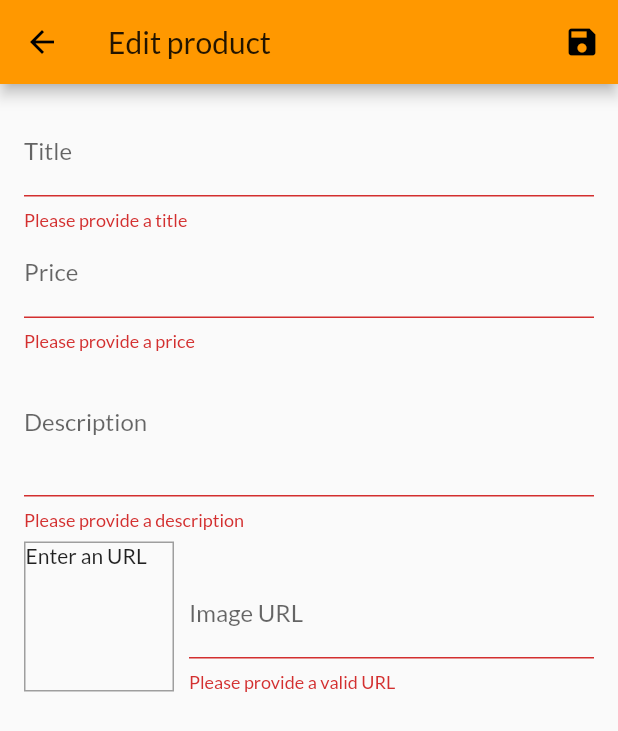
After one commit to chaoserene/shop-app, a Flutter app: the EditProductScreen screen opened by its route, after a tap on the "save" icon, on a phone screen of 412 x 824 dp. The commit adds this screen. Shown: the top 731 px of the screen. Run offline on Flutter 3.47's test engine with Material 2 defaults, Android fonts, the phone set to English and light mode, and no system bars; network calls fail.

Commit message:
added new product page

```diff
--- a/lib/main.dart
+++ b/lib/main.dart
@@ -4,9 +4,11 @@ import 'package:shop_mart/providers/cart_provider.dart';
 import 'package:shop_mart/providers/orders_provider.dart';
 import 'package:shop_mart/providers/products_provider.dart';
 import 'package:shop_mart/screens/cart_screen.dart';
+import 'package:shop_mart/screens/edit_product_screen.dart';
 import 'package:shop_mart/screens/orders_screen.dart';
 import 'package:shop_mart/screens/product_detail_screen.dart';
 import 'package:shop_mart/screens/products_overview_screen.dart';
+import 'package:shop_mart/screens/user_products_screen.dart';
 
 void main() {
   runApp(MyApp());
@@ -31,7 +33,9 @@ class MyApp extends StatelessWidget {
         routes: {
           ProductDetailScreen.routeName: (ctx) => ProductDetailScreen(),
           CartScreen.routeName: (ctx) => CartScreen(),
-          OrdersScreen.routeName: (ctx) => OrdersScreen()
+          OrdersScreen.routeName: (ctx) => OrdersScreen(),
+          UserProductsScreen.routeName: (ctx) => UserProductsScreen(),
+          EditProductScreen.routeName: (ctx) => EditProductScreen()
         },
       ),
     );
--- a/lib/providers/products_provider.dart
+++ b/lib/providers/products_provider.dart
@@ -49,7 +49,27 @@ class ProductsProvider with ChangeNotifier {
     return _items.firstWhere((element) => element.id == id);
   }
 
-  void addProduct() {
+  void addProduct(Product product) {
+    final newProduct = Product(
+        title: product.title,
+        price: product.price,
+        description: product.description,
+        imageUrl: product.imageUrl,
+        id: DateTime.now().toString());
+    _items.add(newProduct);
+    notifyListeners();
+  }
+
+  void updateProduct(Product product) {
+    final prodIndex = _items.indexWhere((element) => element.id == product.id);
+    if (prodIndex >= 0) {
+      _items[prodIndex] = product;
+      notifyListeners();
+    }
+  }
+
+  void deleteProduct(String productId) {
+    _items.removeWhere((element) => element.id == productId);
     notifyListeners();
   }
 }
--- /dev/null
+++ b/lib/screens/edit_product_screen.dart
@@ -0,0 +1,228 @@
+import 'package:flutter/material.dart';
+import 'package:provider/provider.dart';
+import 'package:shop_mart/providers/product.dart';
+import 'package:shop_mart/providers/products_provider.dart';
+
+class EditProductScreen extends StatefulWidget {
+  static const routeName = '/edit-product';
+  @override
+  _EditProductScreenState createState() => _EditProductScreenState();
+}
+
+class _EditProductScreenState extends State<EditProductScreen> {
+  final _priceFocusNode = FocusNode();
+  final _descriptionFocusNode = FocusNode();
+  final _imageUrlFocusNode = FocusNode();
+  final _imageUrlController = TextEditingController();
+  final _formKey = GlobalKey<FormState>();
+  var _productForm =
+      Product(id: null, title: '', price: 0, description: '', imageUrl: '');
+  var _isInit = true;
+  var _initValues = {
+    'title': '',
+    'description': '',
+    'price': '',
+    'imageUrl': ''
+  };
+
+  @override
+  void initState() {
+    _imageUrlFocusNode.addListener(_updateImageUrl);
+    super.initState();
+  }
+
+  @override
+  void didChangeDependencies() {
+    if (_isInit) {
+      final productId = ModalRoute.of(context).settings.arguments as String;
+      if (productId != null) {
+        _productForm = Provider.of<ProductsProvider>(context, listen: false)
+            .findById(productId);
+        _initValues = {
+          'title': _productForm.title,
+          'description': _productForm.description,
+          'price': _productForm.price.toString()
+        };
+        _imageUrlController.text = _productForm.imageUrl;
+      }
+    }
+
+    _isInit = false;
+    super.didChangeDependencies();
+  }
+
+  @override
+  void dispose() {
+    _imageUrlFocusNode.removeListener(_updateImageUrl);
+    _priceFocusNode.dispose();
+    _descriptionFocusNode.dispose();
+    _imageUrlController.dispose();
+    _imageUrlFocusNode.dispose();
+    super.dispose();
+  }
+
+  void _updateImageUrl() {
+    if (!_imageUrlFocusNode.hasFocus) {
+      setState(() {});
+    }
+  }
+
+  void _saveForm() {
+    if (_formKey.currentState.validate()) {
+      _formKey.currentState.save();
+      if (_productForm.id == null) {
+        Provider.of<ProductsProvider>(context, listen: false)
+            .addProduct(_productForm);
+      } else {
+        Provider.of<ProductsProvider>(context, listen: false)
+            .updateProduct(_productForm);
+      }
+
+      Navigator.of(context).pop();
+    }
+
+    return;
+  }
+
+  @override
+  Widget build(BuildContext context) {
+    return Scaffold(
+      appBar: AppBar(
+        title: Text('Edit product'),
+        actions: [
+          IconButton(
+            icon: Icon(Icons.save),
+            onPressed: _saveForm,
+          )
+        ],
+      ),
+      body: Padding(
+        padding: const EdgeInsets.all(16.0),
+        child: Form(
+          key: _formKey,
+          child: ListView(
+            children: [
+              TextFormField(
+                initialValue: _initValues['title'],
+                decoration: InputDecoration(labelText: 'Title'),
+                textInputAction: TextInputAction.next,
+                onFieldSubmitted: (_) {
+                  FocusScope.of(context).requestFocus(_priceFocusNode);
+                },
+                onSaved: (val) {
+                  _productForm = Product(
+                      title: val,
+                      price: _productForm.price,
+                      description: _productForm.description,
+                      imageUrl: _productForm.imageUrl,
+                      id: _productForm.id,
+                      isFavorite: _productForm.isFavorite);
+                },
+                validator: (val) {
+                  if (val.isEmpty) return 'Please provide a title';
+                  return null;
+                },
+              ),
+              TextFormField(
+                initialValue: _initValues['price'],
+                decoration: InputDecoration(labelText: 'Price'),
+                textInputAction: TextInputAction.next,
+                keyboardType: TextInputType.number,
+                focusNode: _priceFocusNode,
+                onFieldSubmitted: (_) {
+                  FocusScope.of(context).requestFocus(_descriptionFocusNode);
+                },
+                onSaved: (val) {
+                  _productForm = Product(
+                      title: _productForm.title,
+                      price: double.parse(val),
+                      description: _productForm.description,
+                      imageUrl: _productForm.imageUrl,
+                      id: _productForm.id,
+                      isFavorite: _productForm.isFavorite);
+                },
+                validator: (val) {
+                  if (val.isEmpty) return 'Please provide a price';
+                  if (double.tryParse(val) == null)
+                    return 'Please enter a valid price';
+                  if (double.parse(val) <= 0)
+                    return 'Please enter a price greater than zero';
+
+                  return null;
+                },
+              ),
+              TextFormField(
+                initialValue: _initValues['description'],
+                decoration: InputDecoration(labelText: 'Description'),
+                maxLines: 3,
+                keyboardType: TextInputType.multiline,
+                focusNode: _descriptionFocusNode,
+                onSaved: (val) {
+                  _productForm = Product(
+                      title: _productForm.title,
+                      price: _productForm.price,
+                      description: val,
+                      imageUrl: _productForm.imageUrl,
+                      id: _productForm.id,
+                      isFavorite: _productForm.isFavorite);
+                },
+                validator: (val) {
+                  if (val.isEmpty) return 'Please provide a description';
+                  return null;
+                },
+              ),
+              Row(
+                crossAxisAlignment: CrossAxisAlignment.end,
+                children: [
+                  Container(
+                    width: 100,
+                    height: 100,
+                    margin: EdgeInsets.only(top: 8, right: 10),
+                    decoration: BoxDecoration(
+                        border: Border.all(width: 1, color: Colors.grey)),
+                    child: _imageUrlController.text.isEmpty
+                        ? Text('Enter an URL')
+                        : FittedBox(
+                            child: Image.network(_imageUrlController.text),
+                            fit: BoxFit.cover,
+                          ),
+                  ),
+                  Expanded(
+                    child: TextFormField(
+                      decoration: InputDecoration(labelText: 'Image URL'),
+                      keyboardType: TextInputType.url,
+                      textInputAction: TextInputAction.done,
+                      controller: _imageUrlController,
+                      onEditingComplete: () {
+                        setState(() {});
+                      },
+                      focusNode: _imageUrlFocusNode,
+                      onFieldSubmitted: (_) {
+                        _saveForm();
+                      },
+                      onSaved: (val) {
+                        _productForm = Product(
+                            title: _productForm.title,
+                            price: _productForm.price,
+                            description: _productForm.description,
+                            imageUrl: val,
+                            id: _productForm.id,
+                            isFavorite: _productForm.isFavorite);
+                      },
+                      validator: (val) {
+                        if (val.isEmpty) return 'Please provide a valid URL';
+                        if (!val.startsWith('http'))
+                          return 'Please enter a valid URL';
+                        return null;
+                      },
+                    ),
+                  ),
+                ],
+              )
+            ],
+          ),
+        ),
+      ),
+    );
+  }
+}
--- a/lib/widgets/app_drawer.dart
+++ b/lib/widgets/app_drawer.dart
@@ -1,5 +1,6 @@
 import 'package:flutter/material.dart';
 import 'package:shop_mart/screens/orders_screen.dart';
+import 'package:shop_mart/screens/user_products_screen.dart';
 
 class AppDrawer extends StatelessWidget {
   @override
@@ -27,6 +28,15 @@ class AppDrawer extends StatelessWidget {
               Navigator.of(context)
                   .pushReplacementNamed(OrdersScreen.routeName);
             },
+          ),
+          Divider(),
+          ListTile(
+            leading: Icon(Icons.edit),
+            title: Text('Manage Products'),
+            onTap: () {
+              Navigator.of(context)
+                  .pushReplacementNamed(UserProductsScreen.routeName);
+            },
           )
         ],
       ),
--- a/lib/widgets/product_item.dart
+++ b/lib/widgets/product_item.dart
@@ -38,6 +38,16 @@ class ProductItem extends StatelessWidget {
                     color: Theme.of(context).primaryColor),
                 onPressed: () {
                   cart.addItem(product.id, product.price, product.title);
+                  ScaffoldMessenger.of(context).hideCurrentSnackBar();
+                  ScaffoldMessenger.of(context).showSnackBar(SnackBar(
+                    content: Text("Product's been added to cart!"),
+                    action: SnackBarAction(
+                      label: "UNDO",
+                      onPressed: () {
+                        cart.removeSingleItem(product.id);
+                      },
+                    ),
+                  ));
                 },
               ),
               Consumer<Product>(
```
Also changed, not shown: lib/providers/cart_provider.dart (+18 -0 lines), lib/screens/user_products_screen.dart (added, +43 -0 lines), lib/widgets/cart_item.dart (+21 -0 lines), lib/widgets/user_product_item.dart (added, +42 -0 lines), 1 other file.
